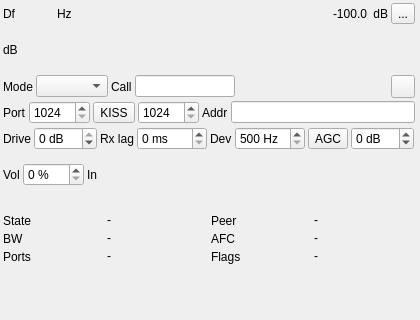
Old version of the form plugins/channelrx/demodvara/varademodgui.ui in the repository ve3ukw/sdrangel; both pictures show x 0 to 420 and y 0 to 320 of the 420 by 500 pixel window.
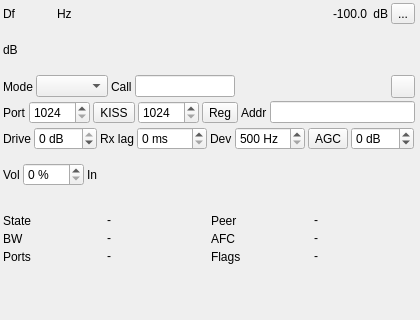
New version of the form. Icons and pictures are not drawn. Custom widgets are drawn as their Qt base class.

Commit message:
VARA Demod: add a registered mode setting
For a call with a registered copy of VARA: the Reg button (off by default)
passes xara's registered mode, which allows the higher speed levels. The
loopback test takes -r to run both stations registered.

Diff of the .ui file:
```diff
--- a/plugins/channelrx/demodvara/varademodgui.ui
+++ b/plugins/channelrx/demodvara/varademodgui.ui
@@ -349,6 +349,19 @@
         </property>
        </widget>
       </item>
+      <item>
+       <widget class="ButtonSwitch" name="registered">
+        <property name="toolTip">
+         <string>Registered mode: the higher speed levels and compression. Only for a call with a registered copy of VARA; the other station sees this one as registered</string>
+        </property>
+        <property name="text">
+         <string>Reg</string>
+        </property>
+        <property name="checkable">
+         <bool>true</bool>
+        </property>
+       </widget>
+      </item>
       <item>
        <widget class="QLabel" name="addressLabel">
         <property name="text">
```
Left out of the diff: 1 changed line with no effect on the pictures. The commit also changes 12 other files.
